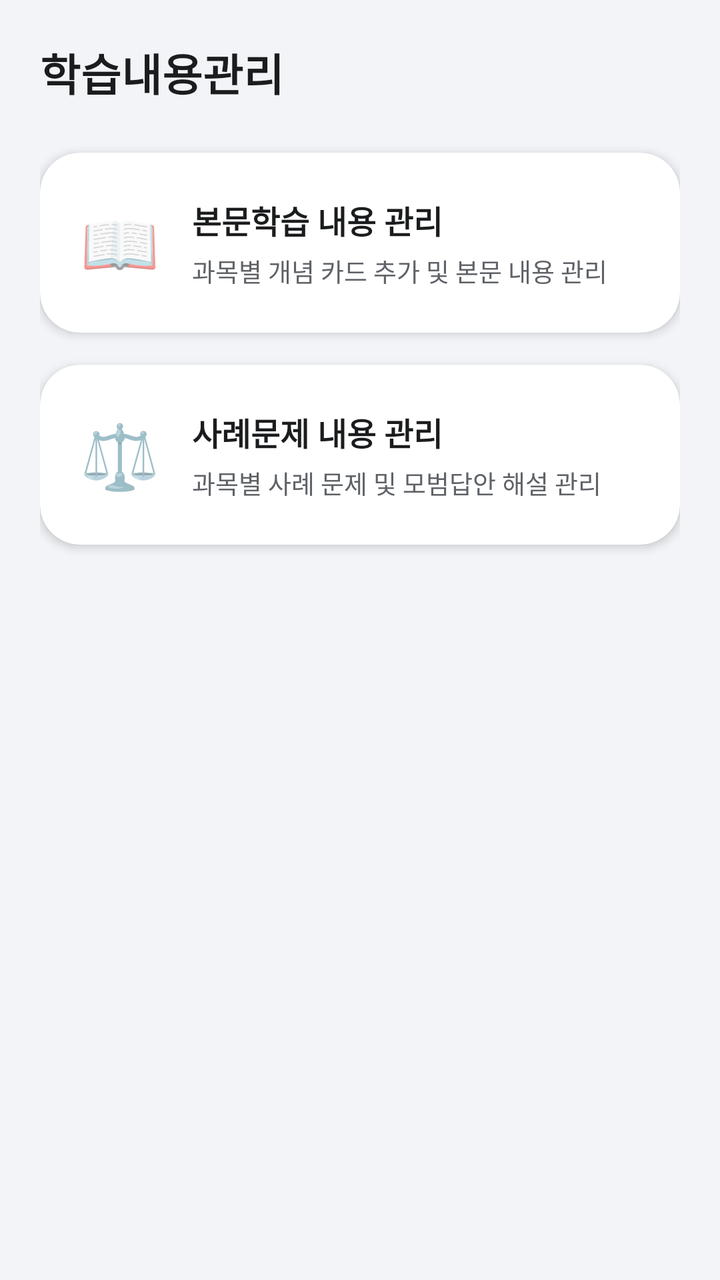
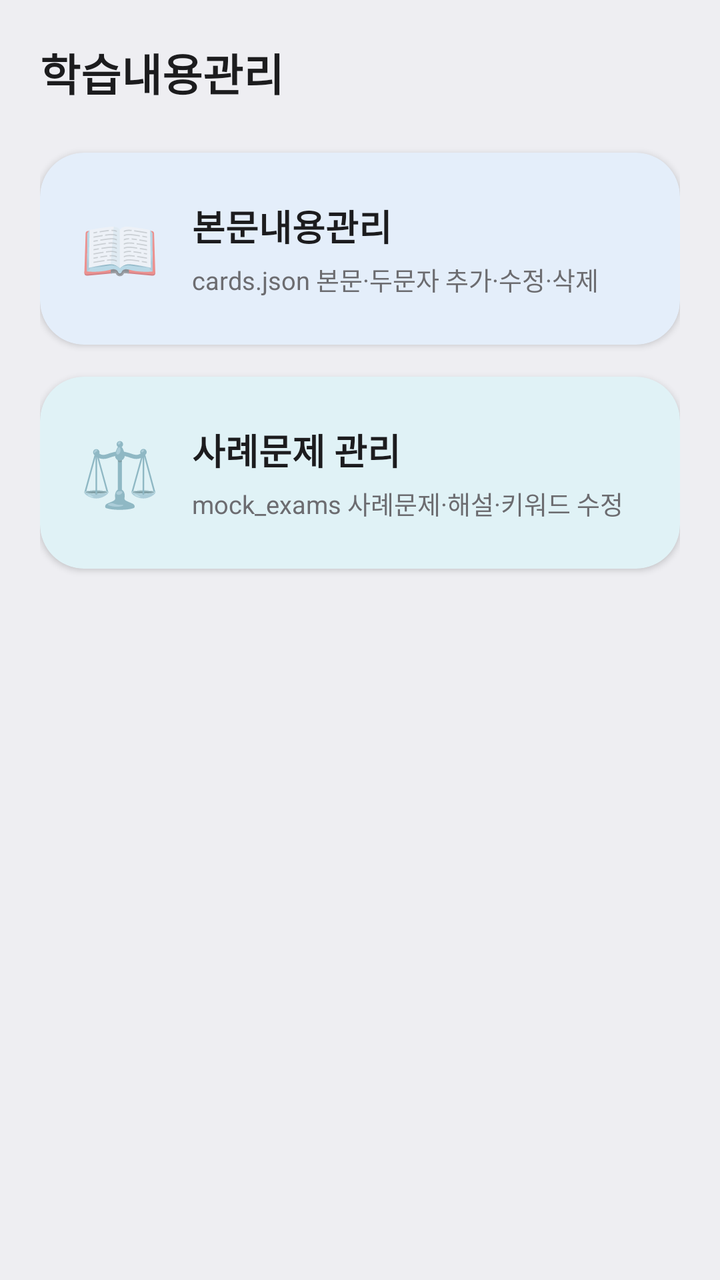

An Android layout rendered at two revisions. The XML below is the earlier revision; the diff shows what the commit changed to produce the second picture.
<!-- AndroidManifest.xml: application theme Theme.AdminMemo -->
<!-- res/layout/activity_content_manage_hub.xml -->
<?xml version="1.0" encoding="utf-8"?>
<LinearLayout xmlns:android="http://schemas.android.com/apk/res/android"
    xmlns:app="http://schemas.android.com/apk/res-auto"
    android:layout_width="match_parent"
    android:layout_height="match_parent"
    android:orientation="vertical"
    android:background="@color/bg_screen"
    android:padding="20dp">

    <TextView
        android:layout_width="match_parent"
        android:layout_height="wrap_content"
        android:text="학습내용관리"
        android:textSize="22sp"
        android:textStyle="bold"
        android:textColor="@color/text_main"
        android:layout_marginBottom="24dp"/>

    <androidx.cardview.widget.CardView
        android:id="@+id/cardManageStudy"
        android:layout_width="match_parent"
        android:layout_height="90dp"
        android:layout_marginBottom="16dp"
        android:foreground="?android:attr/selectableItemBackground"
        app:cardCornerRadius="20dp"
        app:cardElevation="3dp"
        app:cardBackgroundColor="@color/bg_card">
        <LinearLayout
            android:layout_width="match_parent"
            android:layout_height="match_parent"
            android:orientation="horizontal"
            android:gravity="center_vertical"
            android:paddingHorizontal="20dp">
            <TextView
                android:layout_width="wrap_content"
                android:layout_height="wrap_content"
                android:text="📖"
                android:textSize="32sp"/>
            <LinearLayout
                android:layout_width="0dp"
                android:layout_height="wrap_content"
                android:layout_weight="1"
                android:layout_marginStart="16dp"
                android:orientation="vertical">
                <TextView
                    android:layout_width="wrap_content"
                    android:layout_height="wrap_content"
                    android:text="본문학습 내용 관리"
                    android:textColor="@color/text_main"
                    android:textStyle="bold"
                    android:textSize="16sp"/>
                <TextView
                    android:layout_width="wrap_content"
                    android:layout_height="wrap_content"
                    android:layout_marginTop="4dp"
                    android:text="과목별 개념 카드 추가 및 본문 내용 관리"
                    android:textColor="@color/text_sub"
                    android:textSize="12.5sp"/>
            </LinearLayout>
        </LinearLayout>
    </androidx.cardview.widget.CardView>

    <androidx.cardview.widget.CardView
        android:id="@+id/cardManageCase"
        android:layout_width="match_parent"
        android:layout_height="90dp"
        android:layout_marginBottom="16dp"
        android:foreground="?android:attr/selectableItemBackground"
        app:cardCornerRadius="20dp"
        app:cardElevation="3dp"
        app:cardBackgroundColor="@color/bg_card">
        <LinearLayout
            android:layout_width="match_parent"
            android:layout_height="match_parent"
            android:orientation="horizontal"
            android:gravity="center_vertical"
            android:paddingHorizontal="20dp">
            <TextView
                android:layout_width="wrap_content"
                android:layout_height="wrap_content"
                android:text="⚖️"
                android:textSize="32sp"/>
            <LinearLayout
                android:layout_width="0dp"
                android:layout_height="wrap_content"
                android:layout_weight="1"
                android:layout_marginStart="16dp"
                android:orientation="vertical">
                <TextView
                    android:layout_width="wrap_content"
                    android:layout_height="wrap_content"
                    android:text="사례문제 내용 관리"
                    android:textColor="@color/text_main"
                    android:textStyle="bold"
                    android:textSize="16sp"/>
                <TextView
                    android:layout_width="wrap_content"
                    android:layout_height="wrap_content"
                    android:layout_marginTop="4dp"
                    android:text="과목별 사례 문제 및 모범답안 해설 관리"
                    android:textColor="@color/text_sub"
                    android:textSize="12.5sp"/>
            </LinearLayout>
        </LinearLayout>
    </androidx.cardview.widget.CardView>

</LinearLayout>
<!-- resources referenced by this layout -->
<resources>
  <color name="bg_card">#FFFFFF</color>
  <color name="bg_screen">#F2F4F8</color>
  <color name="text_main">#1A1C1E</color>
  <color name="text_sub">#5F6368</color>
  <style name="Theme.AdminMemo" parent="Theme.MaterialComponents.DayNight.NoActionBar">
          <item name="colorPrimary">@color/primary</item>
          <item name="colorPrimaryDark">@color/primary_dark</item>
          <item name="colorAccent">@color/accent</item>
          <item name="android:windowBackground">@color/bg_screen</item>
      </style>
  <color name="primary">#2962FF</color>
  <color name="primary_dark">#0039CB</color>
  <color name="accent">#FF6D00</color>
</resources>

<!-- the commit's change to res/layout/activity_content_manage_hub.xml (unified diff, before → after) -->
@@ -19,15 +19,17 @@
     <androidx.cardview.widget.CardView
         android:id="@+id/cardManageStudy"
         android:layout_width="match_parent"
-        android:layout_height="90dp"
+        android:layout_height="wrap_content"
+        android:minHeight="@dimen/hub_card_min"
         android:layout_marginBottom="16dp"
         android:foreground="?android:attr/selectableItemBackground"
-        app:cardCornerRadius="20dp"
-        app:cardElevation="3dp"
-        app:cardBackgroundColor="@color/bg_card">
+        app:cardCornerRadius="22dp"
+        app:cardElevation="2dp"
+        app:cardBackgroundColor="@color/tile_study">
         <LinearLayout
             android:layout_width="match_parent"
-            android:layout_height="match_parent"
+            android:layout_height="wrap_content"
+            android:minHeight="@dimen/hub_card_min"
             android:orientation="horizontal"
             android:gravity="center_vertical"
             android:paddingHorizontal="20dp">
@@ -45,15 +47,15 @@
                 <TextView
                     android:layout_width="wrap_content"
                     android:layout_height="wrap_content"
-                    android:text="본문학습 내용 관리"
-                    android:textColor="@color/text_main"
+                    android:text="본문내용관리"
+                    android:textColor="@color/text_on_tile"
                     android:textStyle="bold"
-                    android:textSize="16sp"/>
+                    android:textSize="18sp"/>
                 <TextView
                     android:layout_width="wrap_content"
                     android:layout_height="wrap_content"
                     android:layout_marginTop="4dp"
-                    android:text="과목별 개념 카드 추가 및 본문 내용 관리"
+                    android:text="cards.json 본문·두문자 추가·수정·삭제"
                     android:textColor="@color/text_sub"
                     android:textSize="12.5sp"/>
             </LinearLayout>
@@ -63,15 +65,17 @@
     <androidx.cardview.widget.CardView
         android:id="@+id/cardManageCase"
         android:layout_width="match_parent"
-        android:layout_height="90dp"
+        android:layout_height="wrap_content"
+        android:minHeight="@dimen/hub_card_min"
         android:layout_marginBottom="16dp"
         android:foreground="?android:attr/selectableItemBackground"
-        app:cardCornerRadius="20dp"
-        app:cardElevation="3dp"
-        app:cardBackgroundColor="@color/bg_card">
+        app:cardCornerRadius="22dp"
+        app:cardElevation="2dp"
+        app:cardBackgroundColor="@color/tile_manage">
         <LinearLayout
             android:layout_width="match_parent"
-            android:layout_height="match_parent"
+            android:layout_height="wrap_content"
+            android:minHeight="@dimen/hub_card_min"
             android:orientation="horizontal"
             android:gravity="center_vertical"
             android:paddingHorizontal="20dp">
@@ -89,15 +93,15 @@
                 <TextView
                     android:layout_width="wrap_content"
                     android:layout_height="wrap_content"
-                    android:text="사례문제 내용 관리"
-                    android:textColor="@color/text_main"
+                    android:text="사례문제 관리"
+                    android:textColor="@color/text_on_tile"
                     android:textStyle="bold"
-                    android:textSize="16sp"/>
+                    android:textSize="18sp"/>
                 <TextView
                     android:layout_width="wrap_content"
                     android:layout_height="wrap_content"
                     android:layout_marginTop="4dp"
-                    android:text="과목별 사례 문제 및 모범답안 해설 관리"
+                    android:text="mock_exams 사례문제·해설·키워드 수정"
                     android:textColor="@color/text_sub"
                     android:textSize="12.5sp"/>
             </LinearLayout>
<!-- resource entries referenced after the edit -->
@@ -1,17 +1,20 @@
 <!-- resources referenced by this layout -->
 <resources>
-  <color name="bg_card">#FFFFFF</color>
-  <color name="bg_screen">#F2F4F8</color>
-  <color name="text_main">#1A1C1E</color>
-  <color name="text_sub">#5F6368</color>
+  <color name="bg_screen">#EEEEF2</color>
+  <color name="text_main">#1C1C1E</color>
+  <color name="text_on_tile">#1C1C1E</color>
+  <color name="text_sub">#6C6C70</color>
+  <color name="tile_manage">#E0F2F6</color>
+  <color name="tile_study">#E4EEFA</color>
+  <dimen name="hub_card_min">96sp</dimen>
   <style name="Theme.AdminMemo" parent="Theme.MaterialComponents.DayNight.NoActionBar">
           <item name="colorPrimary">@color/primary</item>
           <item name="colorPrimaryDark">@color/primary_dark</item>
           <item name="colorAccent">@color/accent</item>
           <item name="android:windowBackground">@color/bg_screen</item>
       </style>
-  <color name="primary">#2962FF</color>
-  <color name="primary_dark">#0039CB</color>
-  <color name="accent">#FF6D00</color>
+  <color name="primary">#0D7EF5</color>
+  <color name="primary_dark">#0A64D6</color>
+  <color name="accent">#FF9F0A</color>
 </resources>
 
